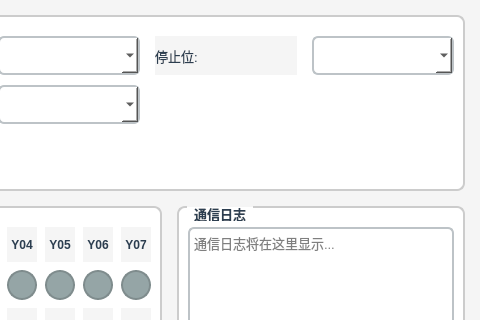
This is ui/ui/SerialDialog.ui in 2774326573/MyOperation as Qt 5 draws it before an edit; both pictures show x 499 to 979 and y 0 to 320 of the 979 by 701 pixel window. The edited form follows.
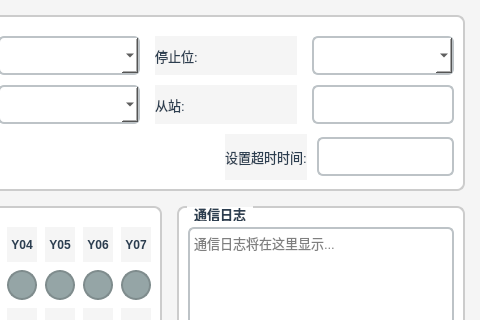
This is the edited form.

What changed in the file:
```diff
--- a/ui/ui/SerialDialog.ui
+++ b/ui/ui/SerialDialog.ui
@@ -239,6 +239,35 @@
           </property>
          </widget>
         </item>
+        <item row="1" column="5">
+         <widget class="QLineEdit" name="lineEdit_slaveID">
+          <property name="sizePolicy">
+           <sizepolicy hsizetype="Preferred" vsizetype="Fixed">
+            <horstretch>0</horstretch>
+            <verstretch>0</verstretch>
+           </sizepolicy>
+          </property>
+          <property name="minimumSize">
+           <size>
+            <width>60</width>
+            <height>39</height>
+           </size>
+          </property>
+          <property name="text">
+           <string/>
+          </property>
+          <property name="placeholderText">
+           <string/>
+          </property>
+         </widget>
+        </item>
+        <item row="1" column="4">
+         <widget class="QLabel" name="label_stopbits_2">
+          <property name="text">
+           <string>从站:</string>
+          </property>
+         </widget>
+        </item>
        </layout>
       </item>
       <item>
@@ -311,6 +340,35 @@
           </property>
          </spacer>
         </item>
+        <item>
+         <widget class="QLabel" name="label_stopbits_3">
+          <property name="text">
+           <string>设置超时时间:</string>
+          </property>
+         </widget>
+        </item>
+        <item>
+         <widget class="QLineEdit" name="lineEdit_timeOut">
+          <property name="sizePolicy">
+           <sizepolicy hsizetype="Preferred" vsizetype="Fixed">
+            <horstretch>0</horstretch>
+            <verstretch>0</verstretch>
+           </sizepolicy>
+          </property>
+          <property name="minimumSize">
+           <size>
+            <width>60</width>
+            <height>39</height>
+           </size>
+          </property>
+          <property name="text">
+           <string/>
+          </property>
+          <property name="placeholderText">
+           <string/>
+          </property>
+         </widget>
+        </item>
        </layout>
       </item>
      </layout>
```
